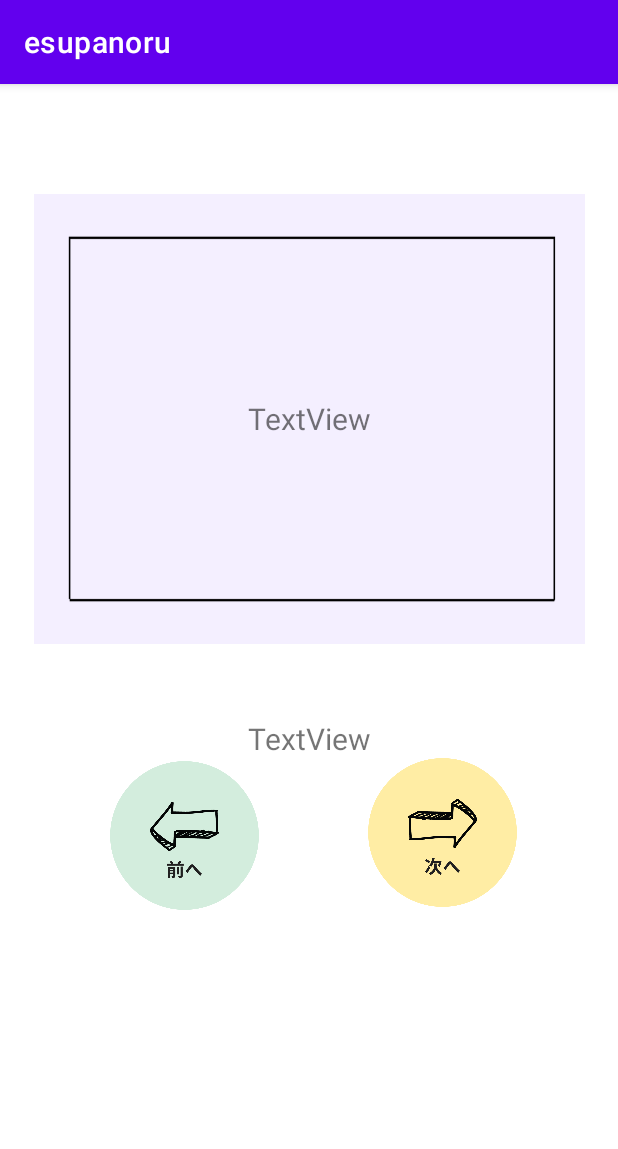
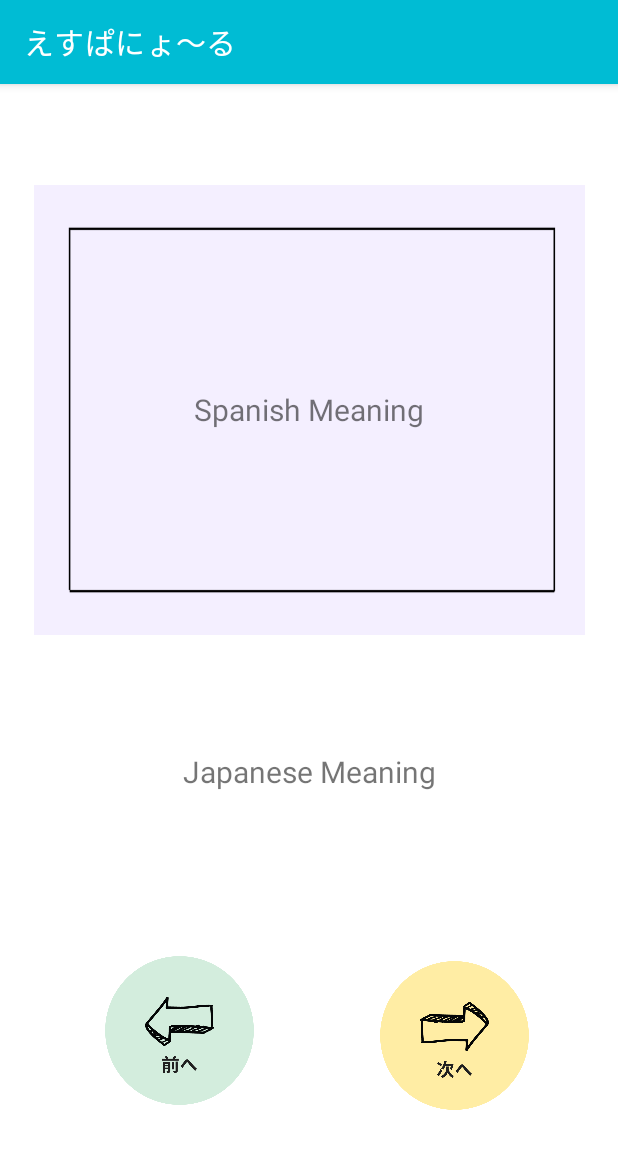
Before and after one commit to MontoyaYai/esupanoru, an Android app: the Practice screen opened directly, with no data from a screen before it, on a phone screen of 412 x 824 dp. Shown: the top 1149 px of the screen. Run offline under Robolectric (Android 15) with nearby library versions, the light colour scheme and no system bars.

Commit message:
Practice finish final + icon

```diff
--- a/app/src/main/AndroidManifest.xml
+++ b/app/src/main/AndroidManifest.xml
@@ -6,7 +6,7 @@
         android:allowBackup="true"
         android:dataExtractionRules="@xml/data_extraction_rules"
         android:fullBackupContent="@xml/backup_rules"
-        android:icon="@drawable/esupanol"
+        android:icon="@mipmap/ic_espanol_round"
         android:label="@string/app_name"
         android:supportsRtl="true"
         android:theme="@style/Theme.Esupanoru"
--- a/app/src/main/java/com/example/esupanoru/Practice.java
+++ b/app/src/main/java/com/example/esupanoru/Practice.java
@@ -54,7 +54,7 @@ public class Practice extends AppCompatActivity {
                 finalCourse.getCount(true);
 
 
-                Toast.makeText(Practice.this, "次", Toast.LENGTH_SHORT).show();
+//                Toast.makeText(Practice.this, "次", Toast.LENGTH_SHORT).show();
             }
         });
         back.setOnClickListener(new View.OnClickListener() {
--- a/app/src/main/res/layout/activity_practice.xml
+++ b/app/src/main/res/layout/activity_practice.xml
@@ -11,15 +11,14 @@
         android:layout_width="367dp"
         android:layout_height="300dp"
         android:layout_marginStart="22dp"
-        android:layout_marginTop="73dp"
+        android:layout_marginTop="49dp"
         android:layout_marginEnd="22dp"
-        android:layout_marginBottom="108dp"
+        android:layout_marginBottom="50dp"
         android:background="@drawable/background"
         app:layout_constraintBottom_toTopOf="@+id/japaneseMeaning"
         app:layout_constraintEnd_toEndOf="parent"
         app:layout_constraintStart_toStartOf="parent"
-        app:layout_constraintTop_toTopOf="parent"
-        app:layout_constraintVertical_bias="1.0">
+        app:layout_constraintTop_toTopOf="parent">
 
         <TextView
             android:id="@+id/spanishMeaning"
@@ -27,7 +26,7 @@
             android:layout_height="wrap_content"
             android:layout_gravity="center|center_horizontal|center_vertical"
             android:gravity="center|center_horizontal|center_vertical"
-            android:text="TextView"
+            android:text="@string/SpanishM"
             android:textSize="20sp" />
     </FrameLayout>
 
@@ -35,35 +34,36 @@
         android:id="@+id/back"
         android:layout_width="115dp"
         android:layout_height="135dp"
-        android:layout_marginStart="65dp"
-        android:layout_marginTop="41dp"
-        android:layout_marginBottom="267dp"
+        android:layout_marginStart="62dp"
+        android:layout_marginBottom="69dp"
         app:layout_constraintBottom_toBottomOf="parent"
         app:layout_constraintStart_toStartOf="parent"
-        app:layout_constraintTop_toBottomOf="@+id/japaneseMeaning"
         app:srcCompat="@drawable/back" />
 
     <ImageView
         android:id="@+id/next"
         android:layout_width="115dp"
         android:layout_height="131dp"
-        android:layout_marginTop="41dp"
-        android:layout_marginEnd="59dp"
-        android:layout_marginBottom="271dp"
+        android:layout_marginStart="68dp"
+        android:layout_marginEnd="51dp"
+        android:layout_marginBottom="68dp"
         app:layout_constraintBottom_toBottomOf="parent"
         app:layout_constraintEnd_toEndOf="parent"
-        app:layout_constraintTop_toBottomOf="@+id/japaneseMeaning"
+        app:layout_constraintHorizontal_bias="0.0"
+        app:layout_constraintStart_toEndOf="@+id/back"
         app:srcCompat="@drawable/next" />
 
     <TextView
         android:id="@+id/japaneseMeaning"
         android:layout_width="287dp"
         android:layout_height="46dp"
-        android:layout_marginTop="40dp"
-        android:gravity="center|center_horizontal|center_vertical"
-        android:text="TextView"
+        android:layout_marginStart="62dp"
+        android:layout_marginEnd="62dp"
+        android:layout_marginBottom="82dp"
+        android:gravity="center|center_horizontal"
+        android:text="@string/japaneseM"
         android:textSize="20sp"
+        app:layout_constraintBottom_toTopOf="@+id/back"
         app:layout_constraintEnd_toEndOf="parent"
-        app:layout_constraintStart_toStartOf="parent"
-        app:layout_constraintTop_toBottomOf="@+id/meaningCard" />
+        app:layout_constraintStart_toStartOf="parent" />
 </androidx.constraintlayout.widget.ConstraintLayout>
--- a/app/src/main/res/values/colors.xml
+++ b/app/src/main/res/values/colors.xml
@@ -1,8 +1,8 @@
 <?xml version="1.0" encoding="utf-8"?>
 <resources>
-    <color name="purple_200">#FFBB86FC</color>
-    <color name="purple_500">#FF6200EE</color>
-    <color name="purple_700">#FF3700B3</color>
+    <color name="purple_200">#C295FA</color>
+    <color name="purple_500">#00BCD4</color>
+    <color name="purple_700">#CC90D6</color>
     <color name="teal_200">#FF03DAC5</color>
     <color name="teal_700">#FF018786</color>
     <color name="black">#FF000000</color>
--- a/app/src/main/res/values/strings.xml
+++ b/app/src/main/res/values/strings.xml
@@ -1,4 +1,6 @@
 <resources>
-    <string name="app_name">esupanoru</string>
+    <string name="app_name">えすぱにょ～る</string>
     <string name="categoty">カテゴリー</string>
+    <string name="japaneseM">Japanese Meaning</string>
+    <string name="SpanishM">Spanish Meaning</string>
 </resources>
```
Also changed, not shown: app/src/main/java/com/example/esupanoru/Number.java (+14 -3 lines).
